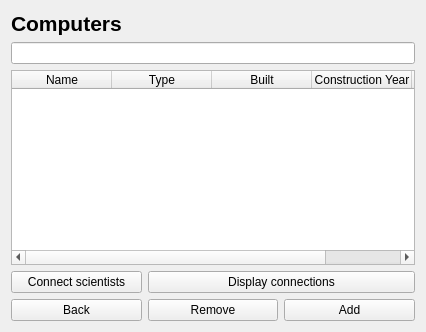
The window that computerbase.ui (AndriM/Vika3) describes before a commit, drawn with Qt 5.
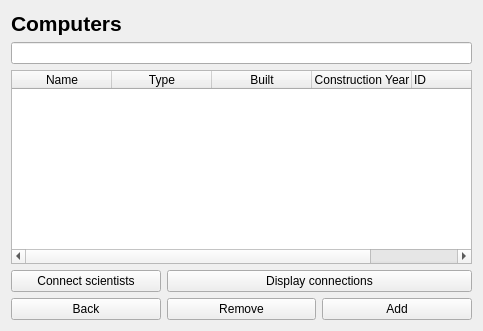
The same window after the commit.

Patch:
```diff
--- a/computerbase.ui
+++ b/computerbase.ui
@@ -6,14 +6,23 @@
    <rect>
     <x>0</x>
     <y>0</y>
-    <width>426</width>
-    <height>332</height>
+    <width>483</width>
+    <height>331</height>
    </rect>
   </property>
+  <property name="sizePolicy">
+   <sizepolicy hsizetype="Preferred" vsizetype="Preferred">
+    <horstretch>0</horstretch>
+    <verstretch>0</verstretch>
+   </sizepolicy>
+  </property>
   <property name="windowTitle">
    <string>Computers</string>
   </property>
   <layout class="QGridLayout" name="gridLayout">
+   <property name="sizeConstraint">
+    <enum>QLayout::SetDefaultConstraint</enum>
+   </property>
    <item row="0" column="1">
     <widget class="QLabel" name="computerLabel">
      <property name="font">
@@ -91,6 +100,9 @@
      <property name="sortingEnabled">
       <bool>true</bool>
      </property>
+     <property name="cornerButtonEnabled">
+      <bool>false</bool>
+     </property>
      <attribute name="horizontalHeaderStretchLastSection">
       <bool>true</bool>
      </attribute>
@@ -118,6 +130,9 @@
       <property name="text">
        <string>ID</string>
       </property>
+      <property name="textAlignment">
+       <set>AlignLeft|AlignBottom</set>
+      </property>
      </column>
     </widget>
    </item>
```
